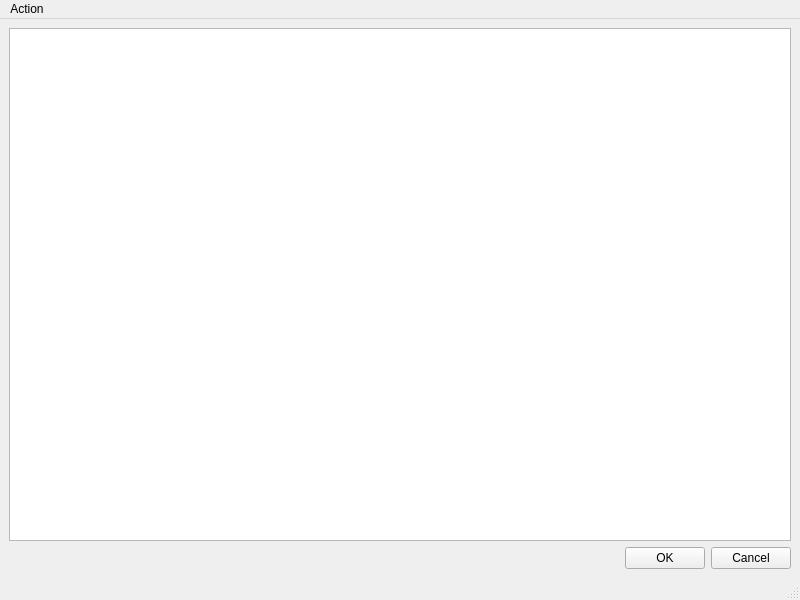
Qt form ingredientsdialog.ui (quantum-pie/cbgu) before a commit.
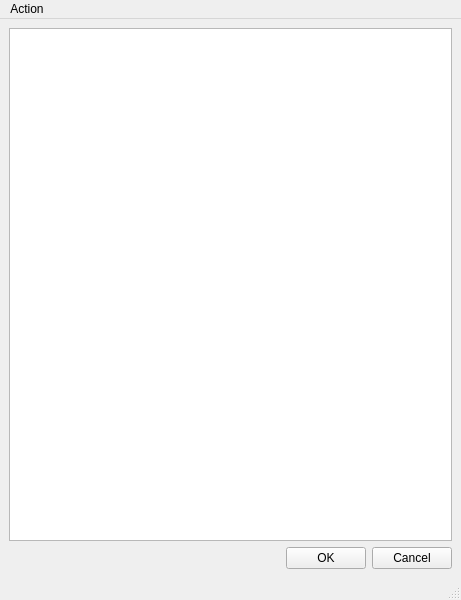
The same form after that commit.

Commit message: Remove weak modification usage from dialogs

Patch:
```diff
--- a/ingredientsdialog.ui
+++ b/ingredientsdialog.ui
@@ -6,7 +6,7 @@
    <rect>
     <x>0</x>
     <y>0</y>
-    <width>800</width>
+    <width>461</width>
     <height>600</height>
    </rect>
   </property>
@@ -52,7 +52,7 @@
     <rect>
      <x>0</x>
      <y>0</y>
-     <width>800</width>
+     <width>461</width>
      <height>20</height>
     </rect>
    </property>
```
The commit also changes 5 other files.
